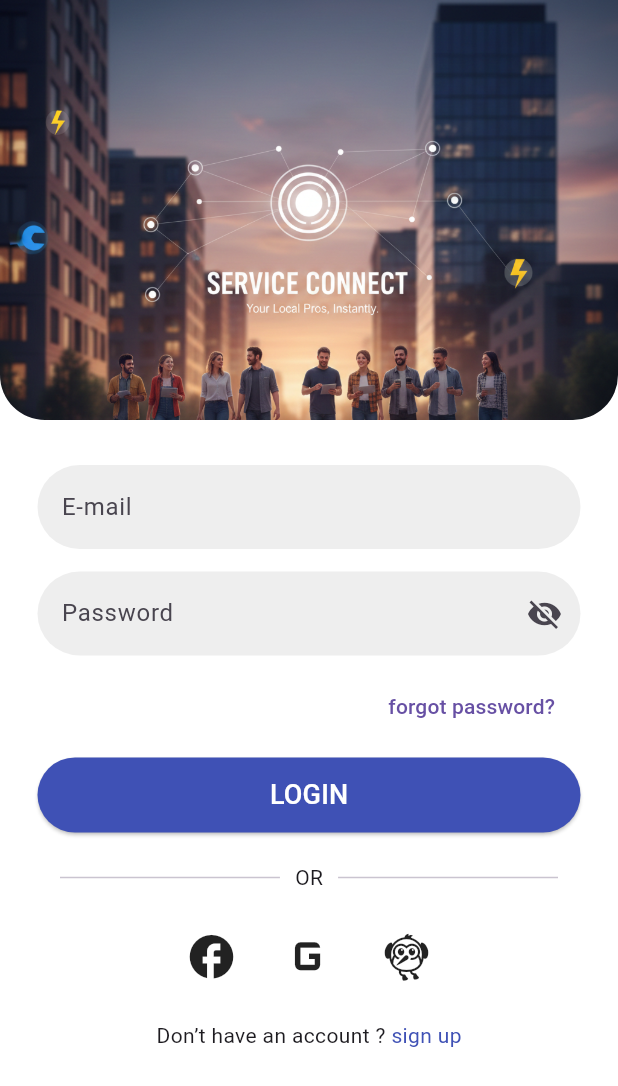
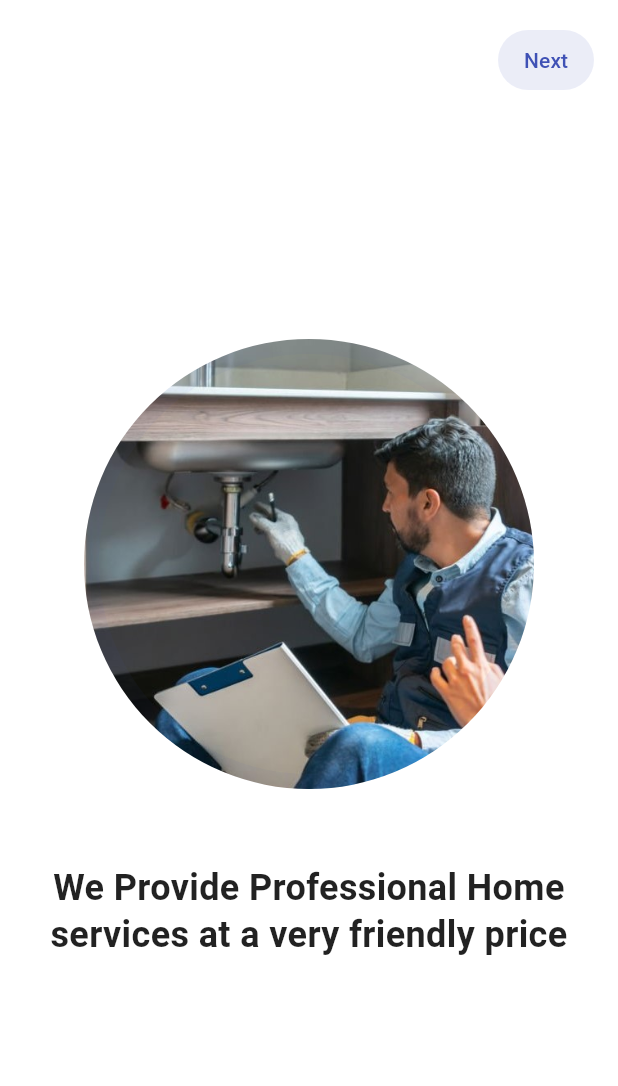
Before and after one commit to emalshahirun/FixMate, a Flutter app: the screen it shows after launch, on a phone screen of 412 x 824 dp. Shown: the top 1086 px of the screen. Run offline on Flutter 3.47's test engine with Material 3 defaults, Android fonts, the phone set to English and light mode, and no system bars.

Commit message:
Add onboard page, and add assests

```diff
--- a/lib/main.dart
+++ b/lib/main.dart
@@ -1,6 +1,7 @@
 import 'package:fixmate/splash_screen.dart';
 import 'package:flutter/material.dart';
 import 'login_page.dart';
+import 'onboard_screen.dart';
 
 void main() {
   runApp(const MyApp());
@@ -13,7 +14,7 @@ class MyApp extends StatelessWidget {
   Widget build(BuildContext context) {
     return const MaterialApp(
       debugShowCheckedModeBanner: false,
-      home: LoginPage(),
+      home: OnboardingScreen(),
     );
   }
 }
--- /dev/null
+++ b/lib/onboard_screen.dart
@@ -0,0 +1,102 @@
+import 'package:flutter/material.dart';
+
+class OnboardingScreen extends StatefulWidget {
+  const OnboardingScreen({super.key});
+
+  @override
+  State<OnboardingScreen> createState() => _OnboardingScreenState();
+}
+
+class _OnboardingScreenState extends State<OnboardingScreen> {
+  final PageController _pageController = PageController();
+  int _currentPage = 0;
+
+  @override
+  Widget build(BuildContext context) {
+    return Scaffold(
+      backgroundColor: Colors.white,
+      body: SafeArea(
+        child: Column(
+          children: [
+            // Top Skip Button
+            Align(
+              alignment: Alignment.topRight,
+              child: Padding(
+                padding: const EdgeInsets.all(16.0),
+                child: TextButton(
+                  onPressed: () {},
+                  style: TextButton.styleFrom(
+                    backgroundColor: Colors.indigo.withOpacity(0.1),
+                    shape: RoundedRectangleBorder(borderRadius: BorderRadius.circular(20)),
+                  ),
+                  child: const Text("Next", style: TextStyle(color: Colors.indigo)),
+                ),
+              ),
+            ),
+
+            // Main Content (Image + Text)
+            Expanded(
+              child: PageView.builder(
+                controller: _pageController,
+                onPageChanged: (value) => setState(() => _currentPage = value),
+                itemCount: 3,
+                itemBuilder: (context, index) {
+                  return Padding(
+                    padding: const EdgeInsets.symmetric(horizontal: 30),
+                    child: Column(
+                      mainAxisAlignment: MainAxisAlignment.center,
+                      children: [
+                        // Circular Image Container
+                        Container(
+                          height: 300,
+                          width: 300,
+                          decoration: BoxDecoration(
+                            shape: BoxShape.circle,
+                            border: Border.all(color: Colors.indigo.withOpacity(0.05), width: 10),
+                            image: const DecorationImage(
+                              image: AssetImage("assets/onboard.jpg"),
+                              fit: BoxFit.cover,
+                            ),
+                          ),
+                        ),
+                        const SizedBox(height: 50),
+                        // Title Text
+                        const Text(
+                          "We Provide Professional Home services at a very friendly price",
+                          textAlign: TextAlign.center,
+                          style: TextStyle(
+                            fontSize: 24,
+                            fontWeight: FontWeight.bold,
+                            color: Colors.black87,
+                            height: 1.3,
+                          ),
+                        ),
+                      ],
+                    ),
+                  );
+                },
+              ),
+            ),
+
+            const SizedBox(height: 40),
+
+          ],
+        ),
+      ),
+    );
+  }
+
+  // Helper widget for smooth dots
+  Widget buildDot(int index) {
+    return AnimatedContainer(
+      duration: const Duration(milliseconds: 200),
+      margin: const EdgeInsets.only(right: 5),
+      height: 6,
+      width: _currentPage == index ? 20 : 6,
+      decoration: BoxDecoration(
+        color: _currentPage == index ? Colors.indigo : Colors.indigo.withOpacity(0.2),
+        borderRadius: BorderRadius.circular(3),
+      ),
+    );
+  }
+}
--- a/pubspec.yaml
+++ b/pubspec.yaml
@@ -58,6 +58,7 @@ flutter:
   uses-material-design: true
   assets:
     - assets/
+    - assets/onboard.jpg
   # To add assets to your application, add an assets section, like this:
   # assets:
   #   - images/a_dot_burr.jpeg
```
Also changed, not shown: assets/onboard.jpg (added).
